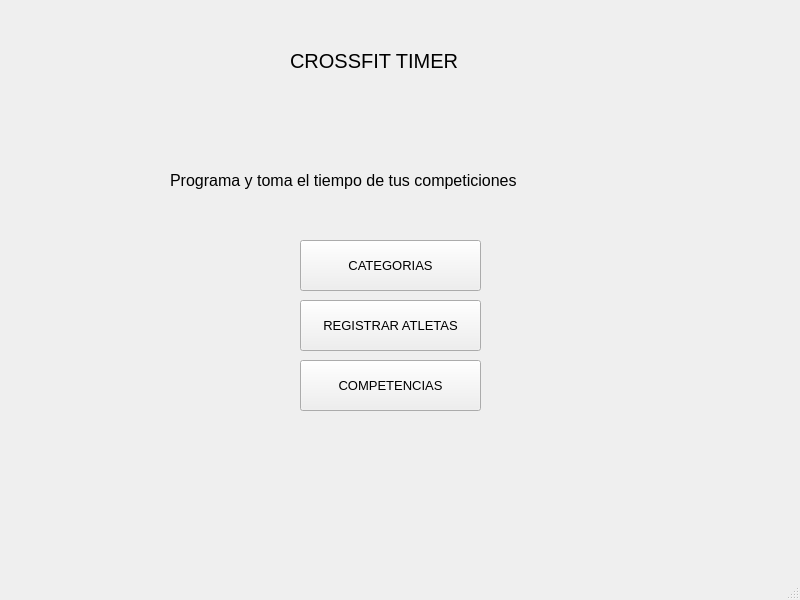
germang2/CrossfitTimer, file qt/main_window.ui: the form before one commit.
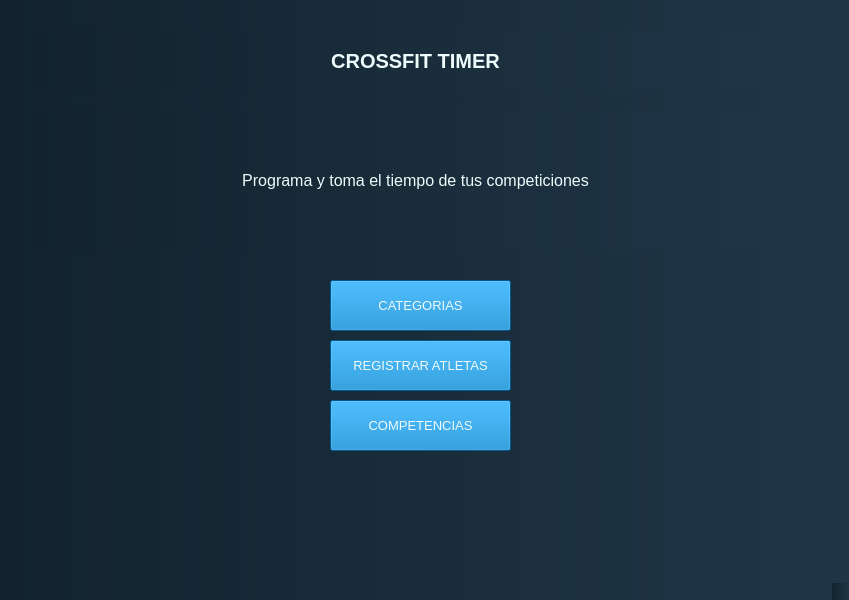
The form after the commit.

Commit message: adding style to all windows

The edit to the form file:
```diff
--- a/qt/main_window.ui
+++ b/qt/main_window.ui
@@ -6,55 +6,74 @@
    <rect>
     <x>0</x>
     <y>0</y>
-    <width>800</width>
+    <width>849</width>
     <height>600</height>
    </rect>
   </property>
   <property name="windowTitle">
    <string>MainWindow</string>
   </property>
+  <property name="styleSheet">
+   <string notr="true">background-color:qlineargradient(spread:pad, x1:0, y1:0, x2:1, y2:0, stop:0 #12232E, stop:1 #203647);</string>
+  </property>
   <widget class="QWidget" name="centralwidget">
    <widget class="QLabel" name="label_2">
     <property name="geometry">
      <rect>
-      <x>170</x>
+      <x>30</x>
       <y>110</y>
-      <width>501</width>
+      <width>771</width>
       <height>141</height>
      </rect>
     </property>
     <property name="font">
      <font>
       <pointsize>12</pointsize>
+      <weight>50</weight>
+      <bold>false</bold>
      </font>
     </property>
+    <property name="styleSheet">
+     <string notr="true">color:#EEFBFB;</string>
+    </property>
     <property name="text">
      <string>Programa y toma el tiempo de tus competiciones</string>
     </property>
+    <property name="alignment">
+     <set>Qt::AlignCenter</set>
+    </property>
    </widget>
    <widget class="QLabel" name="label">
     <property name="geometry">
      <rect>
-      <x>290</x>
+      <x>30</x>
       <y>30</y>
-      <width>231</width>
+      <width>771</width>
       <height>61</height>
      </rect>
     </property>
     <property name="font">
      <font>
       <pointsize>15</pointsize>
+      <weight>75</weight>
+      <bold>true</bold>
      </font>
     </property>
+    <property name="styleSheet">
+     <string notr="true">color:#EEFBFB;</string>
+    </property>
     <property name="text">
      <string>CROSSFIT TIMER</string>
     </property>
+    <property name="alignment">
+     <set>Qt::AlignCenter</set>
+    </property>
    </widget>
    <widget class="QPushButton" name="btn_open_categories">
     <property name="geometry">
      <rect>
-      <x>300</x>
-      <y>240</y>
+      <x>330</x>
+      <y>280</y>
       <width>181</width>
       <height>51</height>
      </rect>
@@ -64,6 +83,10 @@
       <pointsize>10</pointsize>
      </font>
     </property>
+    <property name="styleSheet">
+     <string notr="true">background-color:#007CC7;
+color:#EEFBFB;</string>
+    </property>
     <property name="text">
      <string>CATEGORIAS</string>
     </property>
@@ -71,8 +94,8 @@
    <widget class="QPushButton" name="btn_open_atletes">
     <property name="geometry">
      <rect>
-      <x>300</x>
-      <y>300</y>
+      <x>330</x>
+      <y>340</y>
       <width>181</width>
       <height>51</height>
      </rect>
@@ -82,6 +105,10 @@
       <pointsize>10</pointsize>
      </font>
     </property>
+    <property name="styleSheet">
+     <string notr="true">background-color:#007CC7;
+color:#EEFBFB;</string>
+    </property>
     <property name="text">
      <string>REGISTRAR ATLETAS</string>
     </property>
@@ -89,8 +116,8 @@
    <widget class="QPushButton" name="btn_open_competences">
     <property name="geometry">
      <rect>
-      <x>300</x>
-      <y>360</y>
+      <x>330</x>
+      <y>400</y>
       <width>181</width>
       <height>51</height>
      </rect>
@@ -100,6 +127,10 @@
       <pointsize>10</pointsize>
      </font>
     </property>
+    <property name="styleSheet">
+     <string notr="true">background-color:#007CC7;
+color:#EEFBFB;</string>
+    </property>
     <property name="text">
      <string>COMPETENCIAS</string>
     </property>
```
Left out of the diff: 10 changed lines with no effect on the pictures. The commit also changes 18 other files.
